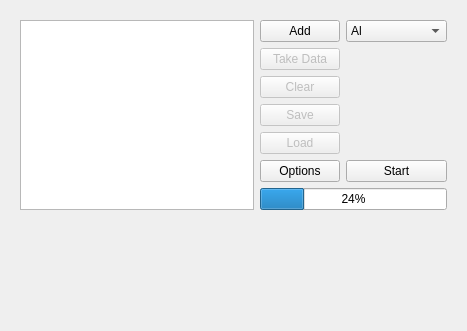
First picture: the form in SpidrMpx3Eq/qcstmBHWindow.ui, repository navrit/dexter, before the edit; both pictures show x 0 to 467 and y 0 to 331 of the 467 by 553 pixel window.
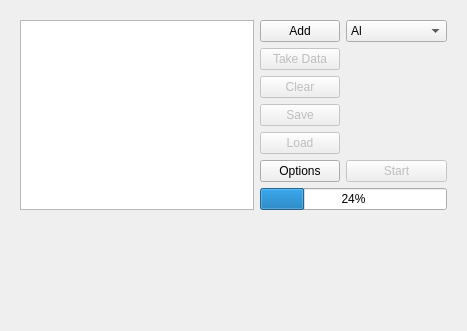
Second picture: the form after the edit.

Patch:
```diff
--- a/SpidrMpx3Eq/qcstmBHWindow.ui
+++ b/SpidrMpx3Eq/qcstmBHWindow.ui
@@ -86,6 +86,9 @@
       </item>
       <item row="5" column="2">
        <widget class="QPushButton" name="startButton">
+        <property name="enabled">
+         <bool>false</bool>
+        </property>
         <property name="text">
          <string>Start</string>
         </property>
```
Left out of the diff: 4 changed lines with no effect on the pictures.
